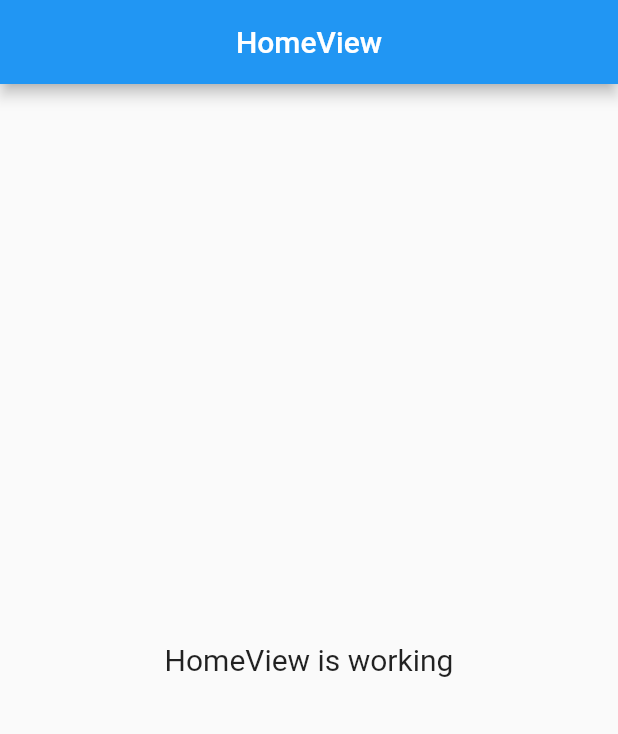
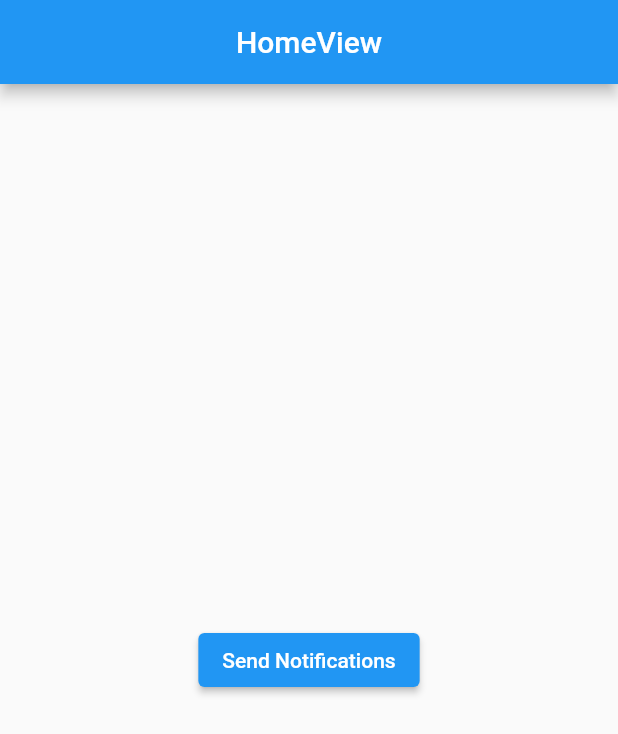
Before and after one commit to rsyd29/latihan_awesome_notifications, a Flutter app: the screen it shows after launch, on a phone screen of 412 x 824 dp. Shown: the top 734 px of the screen. Run offline on Flutter 3.47's test engine with Material 2 defaults, Android fonts, the phone set to English and light mode, and no system bars; our stand-ins replace get.

Commit message:
Menambahkan button untuk send notifications

```diff
--- a/lib/app/modules/home/views/home_view.dart
+++ b/lib/app/modules/home/views/home_view.dart
@@ -13,9 +13,14 @@ class HomeView extends GetView<HomeController> {
         centerTitle: true,
       ),
       body: Center(
-        child: Text(
-          'HomeView is working',
-          style: TextStyle(fontSize: 20),
+        child: Column(
+          mainAxisAlignment: MainAxisAlignment.center,
+          children: [
+            ElevatedButton(
+              onPressed: () {},
+              child: Text('Send Notifications'),
+            ),
+          ],
         ),
       ),
     );
```
